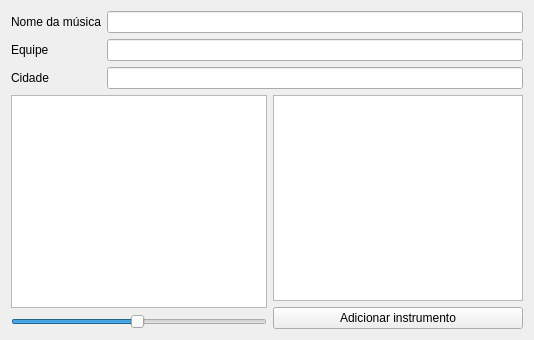
Above: mapawidget.ui from GabrielLasso/MAC0214 before the change. Below: the same form after it.
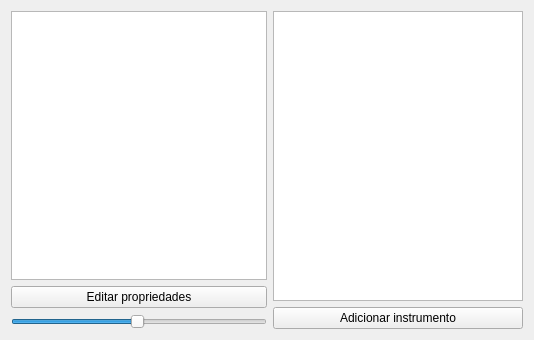
That is the form after the change. Custom widgets are drawn as their Qt base class.

Patch:
```diff
--- a/mapawidget.ui
+++ b/mapawidget.ui
@@ -14,40 +14,6 @@
    <string>Form</string>
   </property>
   <layout class="QVBoxLayout" name="verticalLayout">
-   <item>
-    <layout class="QFormLayout" name="formLayout">
-     <item row="0" column="0">
-      <widget class="QLabel" name="nomeDaMSicaLabel">
-       <property name="text">
-        <string>Nome da música</string>
-       </property>
-      </widget>
-     </item>
-     <item row="0" column="1">
-      <widget class="QLineEdit" name="musicNameLineEdit"/>
-     </item>
-     <item row="1" column="0">
-      <widget class="QLabel" name="equipeLabel">
-       <property name="text">
-        <string>Equipe</string>
-       </property>
-      </widget>
-     </item>
-     <item row="1" column="1">
-      <widget class="QLineEdit" name="equipeLineEdit"/>
-     </item>
-     <item row="2" column="0">
-      <widget class="QLabel" name="cidadeLabel">
-       <property name="text">
-        <string>Cidade</string>
-       </property>
-      </widget>
-     </item>
-     <item row="2" column="1">
-      <widget class="QLineEdit" name="cidadeLineEdit"/>
-     </item>
-    </layout>
-   </item>
    <item>
     <layout class="QHBoxLayout" name="horizontalLayout">
      <item>
@@ -55,6 +21,13 @@
        <item>
         <widget class="MapaView" name="view"/>
        </item>
+       <item>
+        <widget class="QPushButton" name="pushButton">
+         <property name="text">
+          <string>Editar propriedades</string>
+         </property>
+        </widget>
+       </item>
        <item>
         <widget class="QSlider" name="horizontalSlider">
          <property name="minimum">
```
